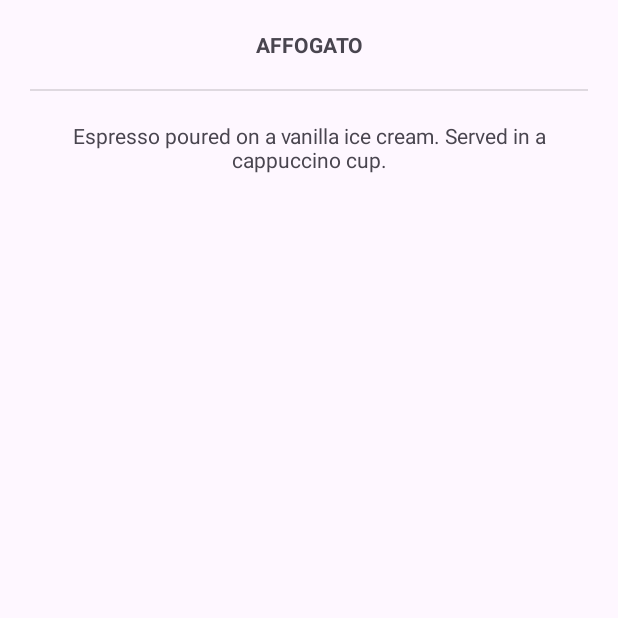
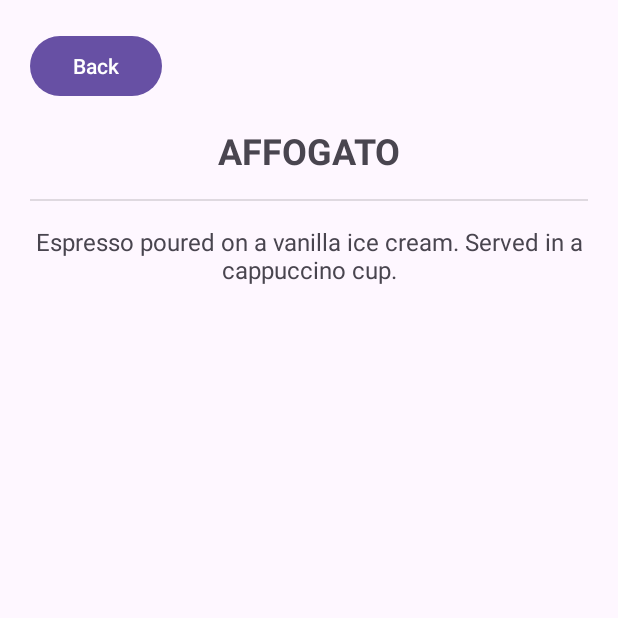
Before and after one commit to Calvin-braus/LAB_WEEK_03, an Android app: the screen it shows after launch (MainActivity), after a tap on "AFFOGATO", on a phone screen of 412 x 824 dp, the top half of it. Run offline under Robolectric (Android 15) with nearby library versions, the phone set to English and light mode, and no system bars.

Commit message:
Commit No.5 – add back button & extend list

```diff
--- a/app/src/main/java/com/example/lab_week_03/DetailFragment.kt
+++ b/app/src/main/java/com/example/lab_week_03/DetailFragment.kt
@@ -4,8 +4,10 @@ import android.os.Bundle
 import android.view.LayoutInflater
 import android.view.View
 import android.view.ViewGroup
+import android.widget.Button
 import android.widget.TextView
 import androidx.fragment.app.Fragment
+import androidx.navigation.findNavController
 
 class DetailFragment : Fragment() {
 
@@ -15,28 +17,26 @@ class DetailFragment : Fragment() {
     private val coffeeDesc: TextView?
         get() = view?.findViewById(R.id.coffee_desc)
 
-    override fun onCreate(savedInstanceState: Bundle?) {
-        super.onCreate(savedInstanceState)
-    }
-
     override fun onCreateView(
         inflater: LayoutInflater, container: ViewGroup?,
         savedInstanceState: Bundle?
     ): View? {
-        // inflate layout fragment_detail.xml
         return inflater.inflate(R.layout.fragment_detail, container, false)
     }
 
     override fun onViewCreated(view: View, savedInstanceState: Bundle?) {
         super.onViewCreated(view, savedInstanceState)
 
-        // Ambil coffeeId dari arguments (default 0)
-        val coffeeId = arguments?.getInt(COFFEE_ID, 0) ?: 0
+        val coffeeId = arguments?.getInt(COFFEE_ID) ?: 0
         setCoffeeData(coffeeId)
+
+        // Tombol Back
+        view.findViewById<Button>(R.id.button_back)?.setOnClickListener {
+            it.findNavController().navigateUp()
+        }
     }
 
-    // fungsi untuk update UI sesuai kopi yang dipilih
-    fun setCoffeeData(id: Int) {
+    private fun setCoffeeData(id: Int) {
         when (id) {
             R.id.affogato -> {
                 coffeeTitle?.text = getString(R.string.affogato_title)
@@ -50,18 +50,22 @@ class DetailFragment : Fragment() {
                 coffeeTitle?.text = getString(R.string.latte_title)
                 coffeeDesc?.text = getString(R.string.latte_desc)
             }
+            R.id.espresso -> {
+                coffeeTitle?.text = getString(R.string.espresso_title)
+                coffeeDesc?.text = getString(R.string.espresso_desc)
+            }
+            R.id.cappuccino -> {
+                coffeeTitle?.text = getString(R.string.cappuccino_title)
+                coffeeDesc?.text = getString(R.string.cappuccino_desc)
+            }
         }
     }
 
     companion object {
-        private const val COFFEE_ID = "COFFEE_ID"
+        const val COFFEE_ID = "COFFEE_ID"
 
-        // Factory method untuk membuat DetailFragment dengan coffeeId
         fun newInstance(coffeeId: Int) = DetailFragment().apply {
-            arguments = Bundle().apply {
-                putInt(COFFEE_ID, coffeeId)
-            }
+            arguments = Bundle().apply { putInt(COFFEE_ID, coffeeId) }
         }
     }
-
 }
--- a/app/src/main/java/com/example/lab_week_03/ListFragment.kt
+++ b/app/src/main/java/com/example/lab_week_03/ListFragment.kt
@@ -27,18 +27,21 @@ class ListFragment : Fragment() {
         val coffeeList = listOf<View>(
             view.findViewById(R.id.affogato),
             view.findViewById(R.id.americano),
-            view.findViewById(R.id.latte)
+            view.findViewById(R.id.latte),
+            view.findViewById(R.id.espresso),   // item baru
+            view.findViewById(R.id.cappuccino) // item baru
         )
 
         coffeeList.forEach { coffee ->
-            val fragmentBundle = Bundle()
-            fragmentBundle.putInt(COFFEE_ID, coffee.id)
-
+            val bundle = Bundle().apply {
+                putInt(COFFEE_ID, coffee.id)
+            }
             coffee.setOnClickListener {
-                it.findNavController().navigate(R.id.coffee_id_action, fragmentBundle)
+                it.findNavController().navigate(R.id.coffee_id_action, bundle)
             }
         }
     }
+
 
     companion object {
         const val COFFEE_ID = "COFFEE_ID"
--- a/app/src/main/res/layout/fragment_detail.xml
+++ b/app/src/main/res/layout/fragment_detail.xml
@@ -1,28 +1,51 @@
 <?xml version="1.0" encoding="utf-8"?>
-<LinearLayout
+<ScrollView
     xmlns:android="http://schemas.android.com/apk/res/android"
     xmlns:tools="http://schemas.android.com/tools"
     android:layout_width="match_parent"
     android:layout_height="match_parent"
-    android:orientation="vertical"
     android:padding="20dp"
     tools:context=".DetailFragment">
+
+    <LinearLayout
+        android:layout_width="match_parent"
+        android:layout_height="wrap_content"
+        android:orientation="vertical">
+
+        <!-- Tombol Back -->
+        <Button
+            android:id="@+id/button_back"
+            android:layout_width="wrap_content"
+            android:layout_height="wrap_content"
+            android:text="Back"
+            android:layout_gravity="start"/>
+
+        <!-- Judul Kopi -->
         <TextView
             android:id="@+id/coffee_title"
             android:layout_width="match_parent"
             android:layout_height="wrap_content"
             android:gravity="center"
             android:textStyle="bold"
+            android:textSize="24sp"
+            android:layout_marginTop="16dp"
             tools:text="@string/affogato_title"/>
+
+        <!-- Divider -->
         <View
             android:layout_width="match_parent"
             android:layout_height="1dp"
-        android:layout_marginVertical="20dp"
+            android:layout_marginVertical="16dp"
             android:background="?android:attr/dividerVertical" />
+
+        <!-- Deskripsi Kopi -->
         <TextView
             android:id="@+id/coffee_desc"
             android:layout_width="match_parent"
             android:layout_height="wrap_content"
             android:gravity="center"
-        tools:text="@string/affogato_desc" />
+            android:textSize="16sp"
+            tools:text="@string/affogato_desc"/>
+
     </LinearLayout>
+</ScrollView>
--- a/app/src/main/res/values/strings.xml
+++ b/app/src/main/res/values/strings.xml
@@ -13,4 +13,8 @@ extraction.)</string>
 espresso with steamed milk and only a little milk foam poured over it. Serve in a
 latte glass or a coffee cup. Flavored syrup can be added.</string>
     <string name="coffee_list">Coffee List</string>
+    <string name="espresso_title">ESPRESSO</string>
+    <string name="espresso_desc">A small, strong coffee made by forcing hot water through finely-ground coffee beans. Served in a small cup called a demitasse.</string>
+    <string name="cappuccino_title">CAPPUCINO</string>
+    <string name="cappuccino_desc">Espresso with steamed milk and a thick layer of milk foam on top. Often sprinkled with cocoa powder or cinnamon.</string>
 </resources>
```
Also changed, not shown: app/src/main/res/layout/fragment_list.xml (+15 -0 lines). Lines whose indentation alone changed are shown as unchanged.
